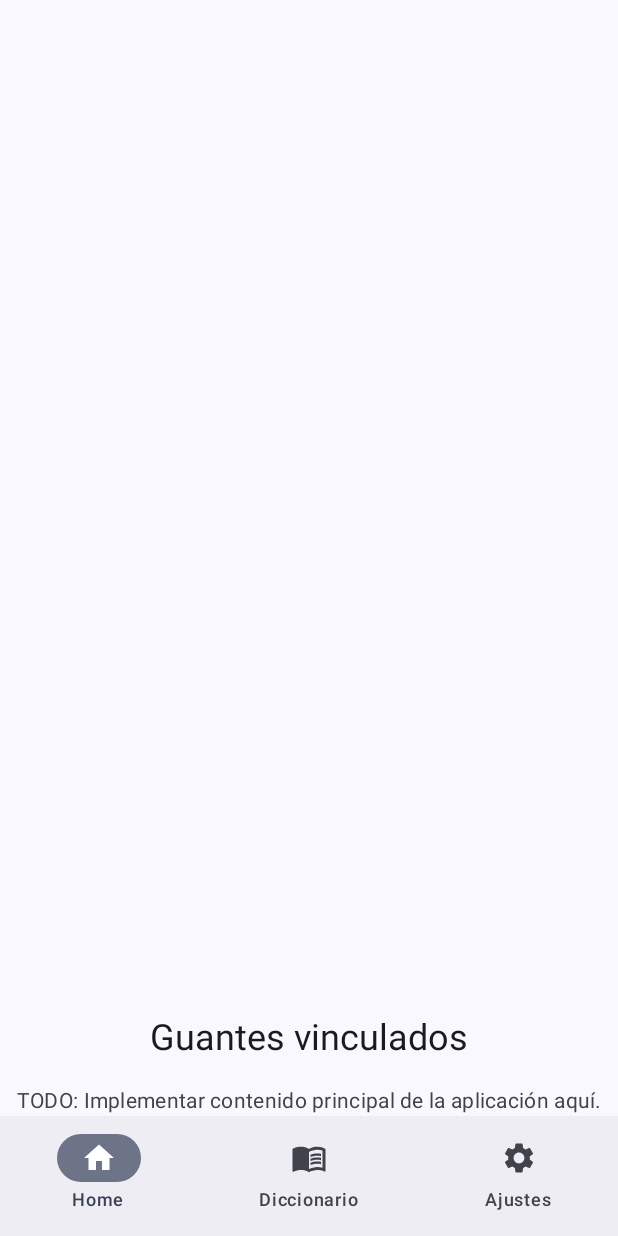
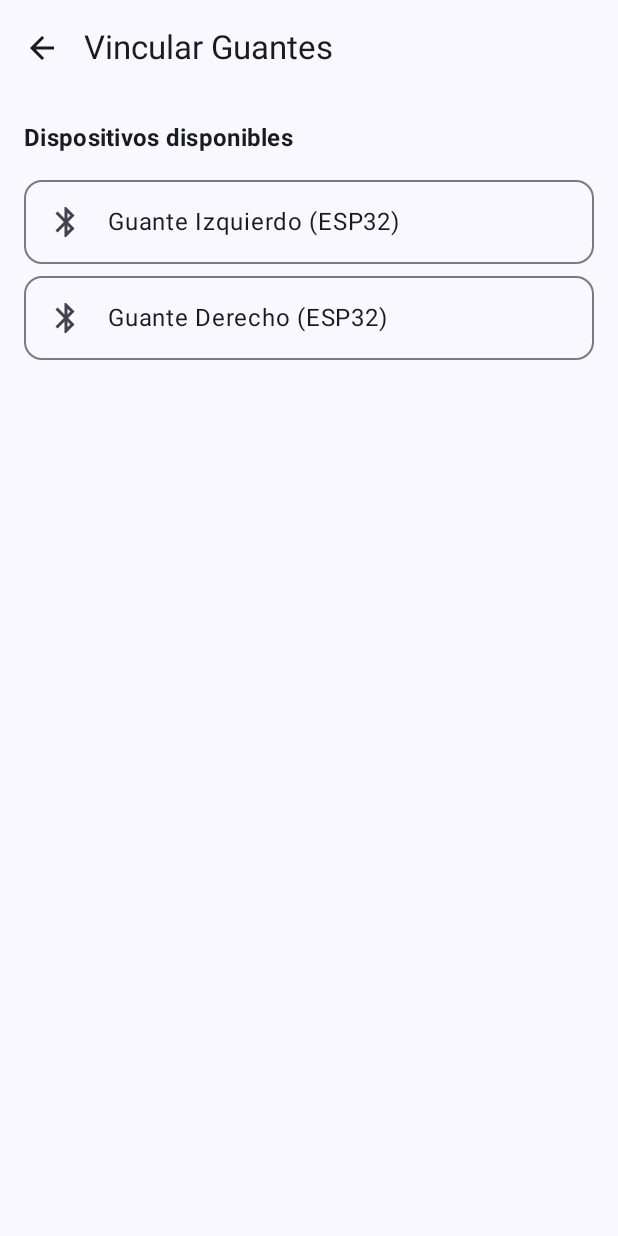
Before and after one commit to xChiat/ProyectoTitulo, an Android app built with Jetpack Compose: the composable HomeScreen shown on its own in the app's theme, after a tap on "Vincular Guantes", on a phone screen of 412 x 824 dp. Run offline under Robolectric (Android 15) with nearby library versions, the phone set to English and light mode, and no system bars; our stand-ins replace Firebase (no records; nobody signed in at launch, a user with empty details on screens opened directly).

Commit message:
Add BluetoothConnectScreen for managing BLE device connections and integrate it into MainActivity

```diff
--- a/app/src/main/java/com/example/haptivoice/ui/activities/MainActivity.kt
+++ b/app/src/main/java/com/example/haptivoice/ui/activities/MainActivity.kt
@@ -60,6 +60,7 @@ import com.google.android.gms.auth.api.signin.GoogleSignIn
 import com.google.android.gms.auth.api.signin.GoogleSignInOptions
 import com.google.android.gms.common.api.ApiException
 import com.google.firebase.auth.FirebaseAuth
+import com.example.haptivoice.ui.screens.BluetoothConnectScreen
 
 class MainActivity : ComponentActivity() {
     override fun onCreate(savedInstanceState: Bundle?) {
@@ -174,7 +175,14 @@ fun HomeScreen(
     modifier: Modifier = Modifier,
     onLogout: () -> Unit = {}
 ) {
+    // Variables de estado
     var isPaired by remember { mutableStateOf(false) }
+    var connectedGlovesCount by remember { mutableIntStateOf(0) } // Variable adicional: 1 o 2
+
+    // Variables para la navegación y la tarjeta del ESP32
+    var showBluetoothScreen by remember { mutableStateOf(false) }
+    var esp32Message by remember { mutableStateOf("Esperando datos del ESP32...") }
+
     var selectedItem by remember { mutableIntStateOf(0) }
 
     val navItems = listOf(
@@ -182,6 +190,18 @@ fun HomeScreen(
         Triple("Diccionario", Icons.AutoMirrored.Filled.MenuBook, 1),
         Triple("Ajustes", Icons.Default.Settings, 2)
     )
+
+    // Si se activó la pantalla de Bluetooth, la mostramos y ocultamos el Scaffold principal
+    if (showBluetoothScreen) {
+        BluetoothConnectScreen(
+            onNavigateBack = { count ->
+                connectedGlovesCount = count
+                isPaired = count > 0 // Si hay 1 o 2, isPaired es true. Si es 0, es false.
+                showBluetoothScreen = false // Volvemos al HomeScreen
+            }
+        )
+        return // Interrumpe el renderizado del código de abajo mientras estemos en Bluetooth
+    }
 
     Scaffold(
         modifier = modifier.fillMaxSize(),
@@ -211,7 +231,7 @@ fun HomeScreen(
                 ) {
                     if (!isPaired) {
                         Button(
-                            onClick = { isPaired = true },
+                            onClick = { showBluetoothScreen = true },
                             modifier = Modifier
                                 .fillMaxWidth()
                                 .padding(horizontal = 32.dp)
@@ -220,17 +240,38 @@ fun HomeScreen(
                             Text(text = "Vincular Guantes")
                         }
                     } else {
+                        // Texto que muestra cuántos guantes se conectaron (usando la variable adicional)
                         Text(
-                            text = "Guantes vinculados",
-                            style = MaterialTheme.typography.headlineSmall
+                            text = "Guantes vinculados: $connectedGlovesCount",
+                            style = MaterialTheme.typography.headlineSmall,
+                            color = MaterialTheme.colorScheme.primary
                         )
                         Spacer(modifier = Modifier.height(16.dp))
-                        Text(
-                            text = "TODO: Implementar contenido principal de la aplicación aquí.",
-                            style = MaterialTheme.typography.bodyMedium,
-                            textAlign = TextAlign.Center,
-                            color = MaterialTheme.colorScheme.onSurfaceVariant
-                        )
+
+                        // Tarjeta (Card) que recibirá el texto del ESP32
+                        OutlinedCard(
+                            modifier = Modifier
+                                .fillMaxWidth()
+                                .padding(horizontal = 32.dp)
+                                .padding(bottom = 32.dp)
+                        ) {
+                            Column(
+                                modifier = Modifier.padding(24.dp),
+                                horizontalAlignment = Alignment.CenterHorizontally
+                            ) {
+                                Text(
+                                    text = "Mensaje entrante del ESP32:",
+                                    style = MaterialTheme.typography.labelMedium,
+                                    color = MaterialTheme.colorScheme.onSurfaceVariant
+                                )
+                                Spacer(modifier = Modifier.height(8.dp))
+                                Text(
+                                    text = esp32Message,
+                                    style = MaterialTheme.typography.bodyLarge,
+                                    textAlign = TextAlign.Center
+                                )
+                            }
+                        }
                     }
                 }
             }
--- /dev/null
+++ b/app/src/main/java/com/example/haptivoice/ui/screens/BluetoothConnectScreen.kt
@@ -0,0 +1,158 @@
+package com.example.haptivoice.ui.screens
+
+import androidx.compose.foundation.clickable
+import androidx.compose.foundation.layout.Arrangement
+import androidx.compose.foundation.layout.Column
+import androidx.compose.foundation.layout.Row
+import androidx.compose.foundation.layout.Spacer
+import androidx.compose.foundation.layout.fillMaxSize
+import androidx.compose.foundation.layout.fillMaxWidth
+import androidx.compose.foundation.layout.height
+import androidx.compose.foundation.layout.padding
+import androidx.compose.foundation.layout.size
+import androidx.compose.foundation.lazy.LazyColumn
+import androidx.compose.foundation.lazy.items
+import androidx.compose.material.icons.Icons
+import androidx.compose.material.icons.automirrored.filled.ArrowBack
+import androidx.compose.material.icons.filled.Bluetooth
+import androidx.compose.material.icons.filled.BluetoothConnected
+import androidx.compose.material.icons.filled.Refresh
+import androidx.compose.material3.ExperimentalMaterial3Api
+import androidx.compose.material3.Icon
+import androidx.compose.material3.IconButton
+import androidx.compose.material3.MaterialTheme
+import androidx.compose.material3.OutlinedCard
+import androidx.compose.material3.Scaffold
+import androidx.compose.material3.Text
+import androidx.compose.material3.TopAppBar
+import androidx.compose.runtime.Composable
+import androidx.compose.runtime.getValue
+import androidx.compose.runtime.mutableStateOf
+import androidx.compose.runtime.remember
+import androidx.compose.runtime.setValue
+import androidx.compose.ui.Alignment
+import androidx.compose.ui.Modifier
+import androidx.compose.ui.text.font.FontWeight
+import androidx.compose.ui.tooling.preview.Preview
+import androidx.compose.ui.unit.dp
+import com.example.haptivoice.ui.theme.HaptivoiceTheme
+
+@OptIn(ExperimentalMaterial3Api::class)
+@Composable
+fun BluetoothConnectScreen(
+    onNavigateBack: (Int) -> Unit // Retorna la cantidad de guantes conectados (0, 1 o 2)
+) {
+    // ESTADO MOCK PARA PRUEBAS: Tu compañero reemplazará esto con su lista real de dispositivos BLE
+    var mockDevices by remember {
+        mutableStateOf(
+            mapOf("Guante Izquierdo (ESP32)" to false, "Guante Derecho (ESP32)" to false)
+        )
+    }
+
+    // Calculamos cuántos guantes están conectados actualmente
+    val connectedGlovesCount = mockDevices.values.count { it }
+
+    Scaffold(
+        topBar = {
+            TopAppBar(
+                title = { Text("Vincular Guantes") },
+                navigationIcon = {
+                    IconButton(onClick = { onNavigateBack(connectedGlovesCount) }) {
+                        Icon(Icons.AutoMirrored.Filled.ArrowBack, contentDescription = "Volver")
+                    }
+                }
+            )
+        }
+    ) { innerPadding ->
+        Column(
+            modifier = Modifier
+                .fillMaxSize()
+                .padding(innerPadding)
+                .padding(16.dp)
+        ) {
+            Text(
+                text = "Dispositivos disponibles",
+                style = MaterialTheme.typography.titleMedium,
+                fontWeight = FontWeight.Bold
+            )
+            Spacer(modifier = Modifier.height(16.dp))
+
+            if (mockDevices.isEmpty()) {
+                // VISTA VACÍA: No se encontraron dispositivos
+                Column(
+                    modifier = Modifier.fillMaxSize(),
+                    verticalArrangement = Arrangement.Center,
+                    horizontalAlignment = Alignment.CenterHorizontally
+                ) {
+                    Icon(
+                        imageVector = Icons.Default.Refresh,
+                        contentDescription = "Volver a intentar",
+                        modifier = Modifier.size(64.dp),
+                        tint = MaterialTheme.colorScheme.onSurfaceVariant
+                    )
+                    Spacer(modifier = Modifier.height(16.dp))
+                    Text(
+                        text = "No se encontraron dispositivos / guantes",
+                        style = MaterialTheme.typography.bodyLarge,
+                        color = MaterialTheme.colorScheme.onSurfaceVariant
+                    )
+                }
+            } else {
+                // VISTA CON DISPOSITIVOS
+                LazyColumn(verticalArrangement = Arrangement.spacedBy(8.dp)) {
+                    items(mockDevices.keys.toList()) { deviceName ->
+                        val isConnected = mockDevices[deviceName] == true
+
+                        OutlinedCard(
+                            modifier = Modifier
+                                .fillMaxWidth()
+                                .clickable {
+                                    // Simulamos la conexión/desconexión
+                                    val newDevices = mockDevices.toMutableMap()
+                                    newDevices[deviceName] = !isConnected
+                                    mockDevices = newDevices
+                                }
+                        ) {
+                            Row(
+                                modifier = Modifier
+                                    .fillMaxWidth()
+                                    .padding(16.dp),
+                                verticalAlignment = Alignment.CenterVertically,
+                                horizontalArrangement = Arrangement.SpaceBetween
+                            ) {
+                                Row(verticalAlignment = Alignment.CenterVertically) {
+                                    Icon(
+                                        imageVector = if (isConnected) Icons.Default.BluetoothConnected else Icons.Default.Bluetooth,
+                                        contentDescription = null,
+                                        tint = if (isConnected) MaterialTheme.colorScheme.primary else MaterialTheme.colorScheme.onSurfaceVariant
+                                    )
+                                    Text(
+                                        text = deviceName,
+                                        modifier = Modifier.padding(start = 16.dp),
+                                        style = MaterialTheme.typography.bodyLarge,
+                                        fontWeight = if (isConnected) FontWeight.Bold else FontWeight.Normal
+                                    )
+                                }
+                                if (isConnected) {
+                                    Text(
+                                        text = "Conectado",
+                                        color = MaterialTheme.colorScheme.primary,
+                                        style = MaterialTheme.typography.bodyMedium
+                                    )
+                                }
+                            }
+                        }
+                    }
+                }
+            }
+        }
+    }
+}
+
+@Preview(showBackground = true)
+@Composable
+fun BluetoothConnectScreenPreview() {
+    HaptivoiceTheme {
+        BluetoothConnectScreen(onNavigateBack = { /* Acción de navegación simulada */ })
+    }
+}
```
